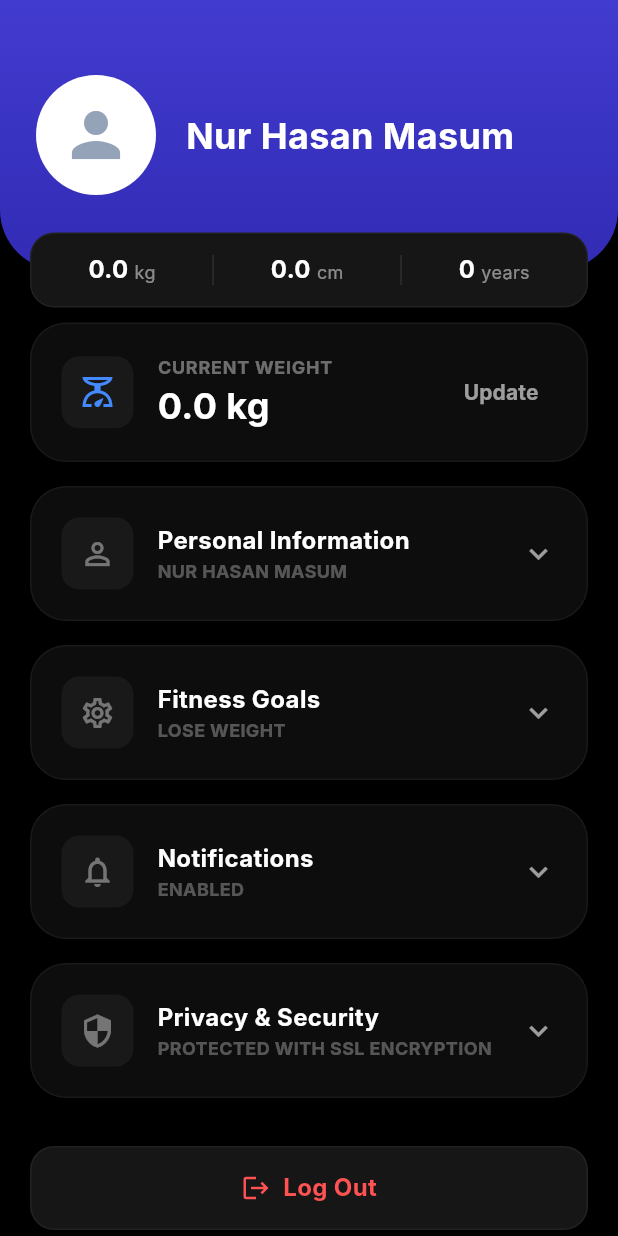
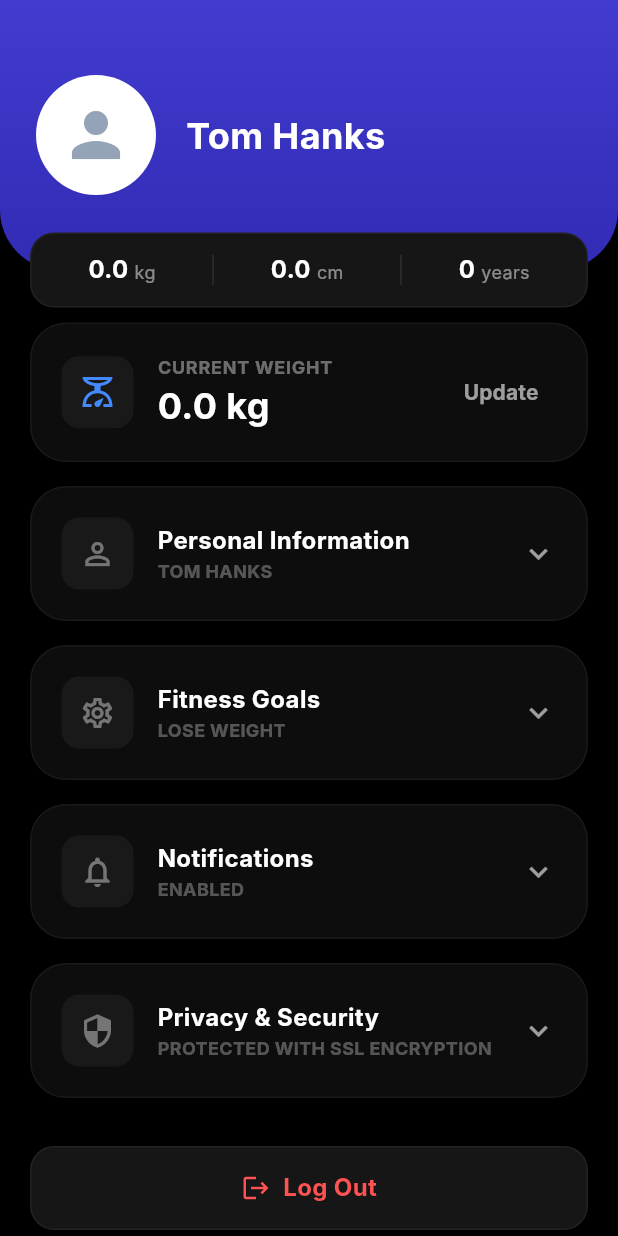
Before and after one commit to masumhasan/ramsai, a Flutter app: the ProfileScreen screen opened directly, on a phone screen of 412 x 824 dp. Run offline on Flutter 3.47's test engine with Material 3 defaults, Android fonts, the phone set to English and light mode, and no system bars; our stand-ins replace flutter_svg, image_picker, permission_handler, speech_to_text; network calls fail; Roboto replaces fonts that are missing (Inter).

Commit message:
ag error

```diff
--- a/lib/core/app_settings.dart
+++ b/lib/core/app_settings.dart
@@ -6,7 +6,7 @@ class AppSettings {
   AppSettings._internal();
 
   AiWeeklyWorkoutPlan? currentPlan;
-  String? userName = 'Nur Hasan Masum';
+  String? userName = 'Tom Hanks';
   int? age;
   String? gender;
   double? height;
```
